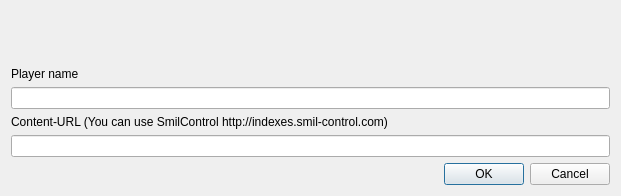
Above: src/player-common/configdialog.ui from sagiadinos/garlic-player before the change. Below: the same form after it.
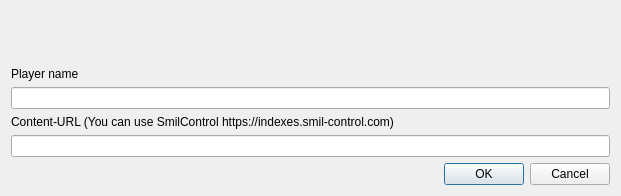
That is the form after the change.

Commit message: change indexes suggestion

What changed in the file:
```diff
--- a/src/player-common/configdialog.ui
+++ b/src/player-common/configdialog.ui
@@ -94,7 +94,7 @@
         </sizepolicy>
        </property>
        <property name="text">
-        <string>&lt;html&gt;&lt;head/&gt;&lt;body&gt;&lt;p&gt;Content-URL (You can use SmilControl http://indexes.smil-control.com)&lt;/p&gt;&lt;/body&gt;&lt;/html&gt;</string>
+        <string>&lt;html&gt;&lt;head/&gt;&lt;body&gt;&lt;p&gt;Content-URL (You can use SmilControl https://indexes.smil-control.com)&lt;/p&gt;&lt;/body&gt;&lt;/html&gt;</string>
        </property>
       </widget>
      </item>
```
